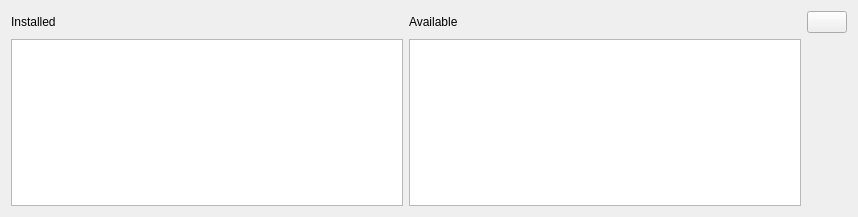
First picture: the form in kadas/app/ui/kadaspluginmanager.ui, repository kadas-albireo/kadas-albireo2, before the edit.
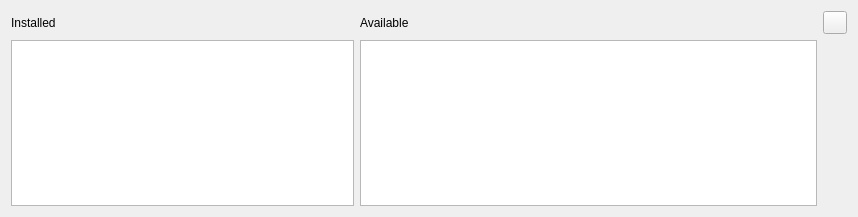
Second picture: the form after the edit. Icons and pictures are not drawn.

Commit message: larger size for plugin manager

What changed in the file:
```diff
--- a/kadas/app/ui/kadaspluginmanager.ui
+++ b/kadas/app/ui/kadaspluginmanager.ui
@@ -10,7 +10,7 @@
     <height>217</height>
    </rect>
   </property>
-  <layout class="QGridLayout" name="gridLayout">
+  <layout class="QGridLayout" name="gridLayout" columnstretch="3,4,0">
    <item row="0" column="0">
     <widget class="QLabel" name="mInstalledLabel">
      <property name="text">
@@ -47,6 +47,12 @@
    </item>
    <item row="1" column="1" rowspan="2">
     <widget class="QTreeWidget" name="mAvailableTreeWidget">
+     <property name="sizePolicy">
+      <sizepolicy hsizetype="Expanding" vsizetype="Expanding">
+       <horstretch>0</horstretch>
+       <verstretch>0</verstretch>
+      </sizepolicy>
+     </property>
      <property name="headerHidden">
       <bool>true</bool>
      </property>
@@ -84,7 +90,7 @@
     </spacer>
    </item>
    <item row="0" column="2">
-    <widget class="QPushButton" name="mCloseButton">
+    <widget class="QToolButton" name="mCloseButton">
      <property name="text">
       <string/>
      </property>
```
Left out of the diff: 5 changed lines with no effect on the pictures. The commit also changes 1 other file.
